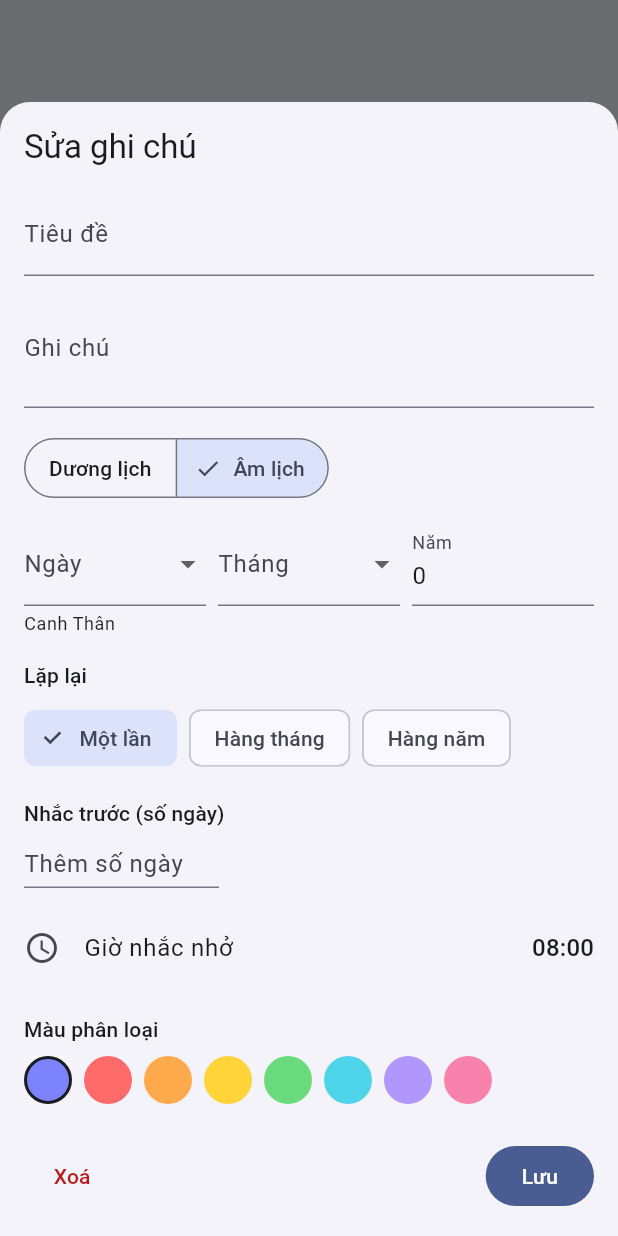
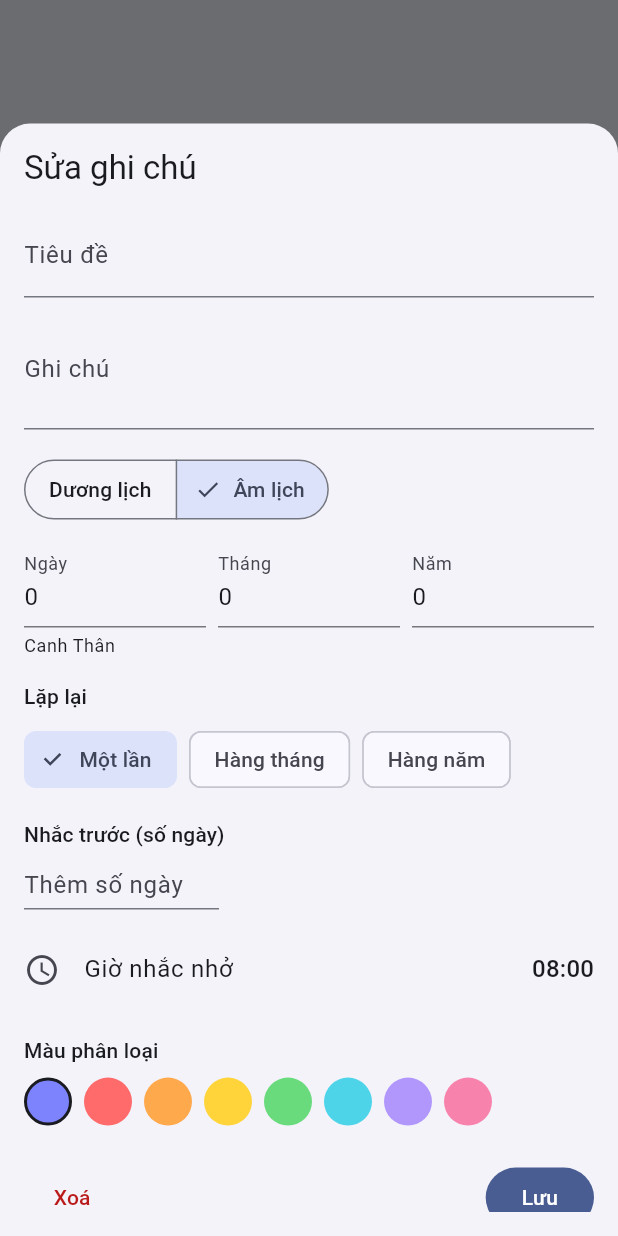
Before and after one commit to fralcy/DualCal, a Flutter app: what showEventEditorModal() shows on an empty page, opened directly with empty values, after a tap on "Âm lịch", on a phone screen of 412 x 824 dp. Run offline on Flutter 3.47's test engine with Material 3 defaults, Android fonts, the phone set to English and light mode, and no system bars; our stand-ins replace file_picker, flutter_local_notifications, hive, hive_flutter, timezone, web; missing offline and left inert: dart:js_interop; accounts and stored records are empty; generated files the repository leaves out were written again.

Commit message:
feat: numeric lunar day/month input and keyboard-safe bottom sheets
Replace the day/month DropdownButtonFormFields in the date converter
and event editor with LunarNumberField, a numeric text field clamped
to range, so mobile users get the number keypad instead of scrolling
a long dropdown.

Also make both modals' bottom sheets grow to fit the on-screen
keyboard (Padding tracking viewInsets.bottom + a 90%-height cap so
there's a genuine scrollable viewport), so a focused field like Can
Chi input isn't left hidden behind the keyboard.

Co-Authored-By: Claude Sonnet 5 <noreply@anthropic.com>

```diff
--- /dev/null
+++ b/lib/core/widgets/lunar_number_field.dart
@@ -0,0 +1,77 @@
+import 'package:flutter/material.dart';
+import 'package:flutter/services.dart';
+
+/// A numeric text field for a lunar day/month value, clamped to
+/// [min]..[max] — replaces a long `DropdownButtonFormField` (scrolling
+/// through up to 30 items is slow on mobile) with the numeric keypad
+/// directly.
+class LunarNumberField extends StatefulWidget {
+  const LunarNumberField({
+    super.key,
+    required this.label,
+    required this.value,
+    required this.min,
+    required this.max,
+    required this.onChanged,
+  });
+
+  final String label;
+  final int value;
+  final int min;
+  final int max;
+
+  /// Called with the value already clamped to [min]..[max].
+  final ValueChanged<int> onChanged;
+
+  @override
+  State<LunarNumberField> createState() => _LunarNumberFieldState();
+}
+
+class _LunarNumberFieldState extends State<LunarNumberField> {
+  late final TextEditingController _controller = TextEditingController(
+    text: '${widget.value}',
+  );
+
+  @override
+  void didUpdateWidget(covariant LunarNumberField oldWidget) {
+    super.didUpdateWidget(oldWidget);
+    // Only overwrite the displayed text if it doesn't already represent
+    // the current value — e.g. after `value` changed for some other
+    // reason (a different field's change clamped this one). Comparing
+    // the parsed number, not the raw string, avoids fighting the user's
+    // cursor while they're still mid-keystroke on the same number.
+    if (int.tryParse(_controller.text) != widget.value) {
+      _controller.text = '${widget.value}';
+    }
+  }
+
+  @override
+  void dispose() {
+    _controller.dispose();
+    super.dispose();
+  }
+
+  void _commit(String raw) {
+    final parsed = int.tryParse(raw);
+    if (parsed == null) return;
+    final clamped = parsed.clamp(widget.min, widget.max);
+    widget.onChanged(clamped);
+    if (clamped != parsed) {
+      _controller.text = '$clamped';
+      _controller.selection = TextSelection.collapsed(
+        offset: _controller.text.length,
+      );
+    }
+  }
+
+  @override
+  Widget build(BuildContext context) {
+    return TextFormField(
+      controller: _controller,
+      decoration: InputDecoration(labelText: widget.label),
+      keyboardType: TextInputType.number,
+      inputFormatters: [FilteringTextInputFormatter.digitsOnly],
+      onChanged: _commit,
+    );
+  }
+}
--- a/lib/screens/modals/event_editor_modal.dart
+++ b/lib/screens/modals/event_editor_modal.dart
@@ -7,6 +7,7 @@ import '../../core/l10n/app_localizations.dart';
 import '../../core/models/lunar_date.dart';
 import '../../core/providers/event_provider.dart';
 import '../../core/utils/lunar_calendar_service.dart';
+import '../../core/widgets/lunar_number_field.dart';
 import '../../models/calendar_event.dart';
 import '../responsive_screen.dart';
 
@@ -44,10 +45,22 @@ Future<void> showEventEditorModal(
     shape: const RoundedRectangleBorder(
       borderRadius: BorderRadius.vertical(top: Radius.circular(20)),
     ),
-    builder: (context) => Padding(
-      padding: EdgeInsets.only(bottom: MediaQuery.of(context).viewInsets.bottom),
-      child: form,
-    ),
+    // The bottom padding gives the sheet a reason to grow when the
+    // keyboard appears; the height cap guarantees a real scrollable
+    // viewport (rather than one that just hugs the form's natural height)
+    // so a focused field can actually scroll into view above the
+    // keyboard instead of staying hidden behind it. See
+    // date_converter_modal.dart for the same pattern.
+    builder: (context) {
+      final media = MediaQuery.of(context);
+      return Padding(
+        padding: EdgeInsets.only(bottom: media.viewInsets.bottom),
+        child: ConstrainedBox(
+          constraints: BoxConstraints(maxHeight: media.size.height * 0.9),
+          child: form,
+        ),
+      );
+    },
   );
 }
 
@@ -96,8 +109,10 @@ class _EventEditorFormState extends State<_EventEditorForm> {
     _isLeapMonth = e?.isLeapMonth ?? false;
     _recurrence = e?.recurrence ?? EventRecurrence.none;
     _reminderDaysBefore = List<int>.from(e?.reminderDaysBefore ?? const [1]);
-    _reminderTime =
-        TimeOfDay(hour: e?.reminderHour ?? 8, minute: e?.reminderMinute ?? 0);
+    _reminderTime = TimeOfDay(
+      hour: e?.reminderHour ?? 8,
+      minute: e?.reminderMinute ?? 0,
+    );
     _colorTag = e?.colorTag ?? 0;
   }
 
@@ -131,8 +146,9 @@ class _EventEditorFormState extends State<_EventEditorForm> {
                 TextFormField(
                   controller: _titleController,
                   decoration: InputDecoration(labelText: l10n.titleLabel),
-                  validator: (v) =>
-                      (v == null || v.trim().isEmpty) ? l10n.titleRequired : null,
+                  validator: (v) => (v == null || v.trim().isEmpty)
+                      ? l10n.titleRequired
+                      : null,
                 ),
                 const SizedBox(height: 8),
                 TextFormField(
@@ -215,13 +231,19 @@ class _EventEditorFormState extends State<_EventEditorForm> {
                   ],
                 ),
                 const SizedBox(height: 16),
-                Text(l10n.reminderDaysBeforeLabel, style: theme.textTheme.labelLarge),
+                Text(
+                  l10n.reminderDaysBeforeLabel,
+                  style: theme.textTheme.labelLarge,
+                ),
                 const SizedBox(height: 8),
                 _buildReminderChips(context, l10n),
                 const SizedBox(height: 12),
                 _buildReminderTimePicker(context, l10n),
                 const SizedBox(height: 16),
-                Text(l10n.categoryColorLabel, style: theme.textTheme.labelLarge),
+                Text(
+                  l10n.categoryColorLabel,
+                  style: theme.textTheme.labelLarge,
+                ),
                 const SizedBox(height: 8),
                 _buildColorPicker(context),
                 const SizedBox(height: 24),
@@ -280,27 +302,23 @@ class _EventEditorFormState extends State<_EventEditorForm> {
         Row(
           children: [
             Expanded(
-              child: DropdownButtonFormField<int>(
-                initialValue: clampedDay,
-                decoration: InputDecoration(labelText: l10n.lunarDayLabel),
-                items: List.generate(
-                  daysInMonth,
-                  (i) => DropdownMenuItem(value: i + 1, child: Text('${i + 1}')),
-                ),
-                onChanged: (v) => setState(() => _lunarDay = v ?? _lunarDay),
+              child: LunarNumberField(
+                label: l10n.lunarDayLabel,
+                value: clampedDay,
+                min: 1,
+                max: daysInMonth,
+                onChanged: (v) => setState(() => _lunarDay = v),
               ),
             ),
             const SizedBox(width: 8),
             Expanded(
-              child: DropdownButtonFormField<int>(
-                initialValue: _lunarMonth,
-                decoration: InputDecoration(labelText: l10n.lunarMonthLabel),
-                items: List.generate(
-                  12,
-                  (i) => DropdownMenuItem(value: i + 1, child: Text('${i + 1}')),
-                ),
+              child: LunarNumberField(
+                label: l10n.lunarMonthLabel,
+                value: _lunarMonth,
+                min: 1,
+                max: 12,
                 onChanged: (v) => setState(() {
-                  _lunarMonth = v ?? _lunarMonth;
+                  _lunarMonth = v;
                   _isLeapMonth = false;
                 }),
               ),
@@ -366,7 +384,10 @@ class _EventEditorFormState extends State<_EventEditorForm> {
             child: TextField(
               controller: _reminderInputController,
               keyboardType: TextInputType.number,
-              decoration: InputDecoration(hintText: l10n.addReminderHint, isDense: true),
+              decoration: InputDecoration(
+                hintText: l10n.addReminderHint,
+                isDense: true,
+              ),
               onSubmitted: _addReminderDay,
             ),
           ),
@@ -421,8 +442,9 @@ class _EventEditorFormState extends State<_EventEditorForm> {
     if (!_formKey.currentState!.validate()) return;
     final provider = context.read<EventProvider>();
     final title = _titleController.text.trim();
-    final description =
-        _descriptionController.text.trim().isEmpty ? null : _descriptionController.text.trim();
+    final description = _descriptionController.text.trim().isEmpty
+        ? null
+        : _descriptionController.text.trim();
 
     if (widget.existing == null) {
       await provider.addEvent(
```
Also changed, not shown: lib/screens/modals/date_converter_modal.dart (+37 -17 lines), 1 other file.
